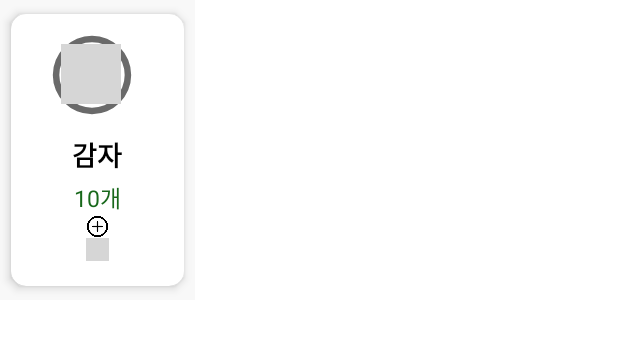
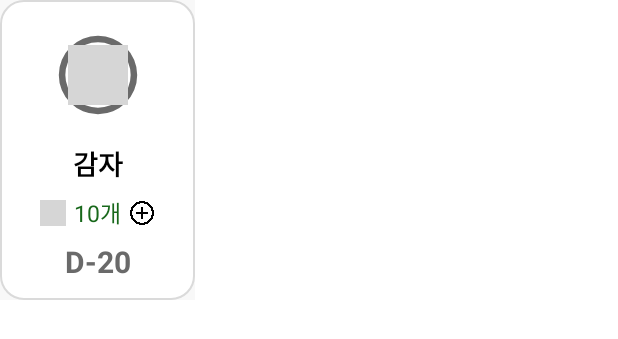
Before and after one commit to yeah-zzi/GitTest, an Android app: the layout fridge_recyclerview.xml on its own in the app's theme, with its tools: preview values and no code run, on a phone screen of 412 x 824 dp. Shown: the top 339 px of the screen. Run offline under Robolectric (Android 15) with nearby library versions, the phone set to English and light mode, and no system bars; grey boxes are pictures that could not be loaded.

Commit message:
냉장고 재료 수정

```diff
--- a/app/src/main/java/yeji/mjc/gittest/FoodSearch/FoodSearch.java
+++ b/app/src/main/java/yeji/mjc/gittest/FoodSearch/FoodSearch.java
@@ -227,8 +227,9 @@ public class FoodSearch extends Activity implements View.OnClickListener, Select
         havefoodDB.child(fb_food_name).child("food_name").setValue(fb_food_name);
         havefoodDB.child(fb_food_name).child("food_img").setValue(fb_food_img);
 
-
     }
 
 
+
+
 }
--- a/app/src/main/java/yeji/mjc/gittest/frige/FridgeAdapter.java
+++ b/app/src/main/java/yeji/mjc/gittest/frige/FridgeAdapter.java
@@ -3,12 +3,15 @@ package yeji.mjc.gittest.frige;
 import android.view.LayoutInflater;
 import android.view.View;
 import android.view.ViewGroup;
+import android.widget.TextView;
+import android.widget.Toast;
 
 import androidx.annotation.NonNull;
 import androidx.recyclerview.widget.RecyclerView;
 
 import java.util.ArrayList;
 
+import yeji.mjc.gittest.MainActivity;
 import yeji.mjc.gittest.R;
 
 public class FridgeAdapter extends RecyclerView.Adapter<Fridge_recycle_holder> {
@@ -31,6 +34,20 @@ public class FridgeAdapter extends RecyclerView.Adapter<Fridge_recycle_holder> {
         holder.food_name.setText(items.get(position).getFood_name());
         holder.food_count.setText(items.get(position).getFood_count());
         holder.food_date.setText(items.get(position).getFood_date());
+
+        holder.count_plus.setOnClickListener(new View.OnClickListener() {
+            @Override
+            public void onClick(View view) {
+
+            }
+        });
+
+        holder.count_minus.setOnClickListener(new View.OnClickListener() {
+            @Override
+            public void onClick(View view) {
+
+            }
+        });
     }
 
     @Override
--- a/app/src/main/java/yeji/mjc/gittest/frige/Fridge_recycle_holder.java
+++ b/app/src/main/java/yeji/mjc/gittest/frige/Fridge_recycle_holder.java
@@ -15,6 +15,8 @@ public class Fridge_recycle_holder extends RecyclerView.ViewHolder {
     TextView food_name;
     TextView food_count;
     TextView food_date;
+    ImageView count_plus;
+    ImageView count_minus;
 
     public Fridge_recycle_holder(@NonNull View itemView) {
         super(itemView);
@@ -23,6 +25,8 @@ public class Fridge_recycle_holder extends RecyclerView.ViewHolder {
         food_name = itemView.findViewById(R.id.food_name);
         food_count = itemView.findViewById(R.id.food_count);
         food_date = itemView.findViewById(R.id.food_date);
+        count_plus=itemView.findViewById(R.id.count_plus);
+        count_minus=itemView.findViewById(R.id.count_minus);
 
 
     }
--- a/app/src/main/java/yeji/mjc/gittest/frige/Frigesujin.java
+++ b/app/src/main/java/yeji/mjc/gittest/frige/Frigesujin.java
@@ -36,7 +36,7 @@ public class Frigesujin extends Fragment {
     public void onStart(){
         super.onStart();
 
-        for(int i=0;i<14;i++){
+        for(int i=0;i<2;i++){
             items.add(new Item(R.drawable.potato,"감자","20개","D-16"));
         }
 
--- /dev/null
+++ b/app/src/main/res/drawable/fridge_back_bar.xml
@@ -0,0 +1,10 @@
+<?xml version="1.0" encoding="utf-8"?>
+<shape xmlns:android="http://schemas.android.com/apk/res/android"
+    android:shape="rectangle" >
+    <solid android:color="@color/white" />
+    <corners
+        android:radius="15dp"/>
+    <stroke
+        android:width="1dp"
+        android:color="@color/line_color" />
+</shape>
--- a/app/src/main/res/layout/fridge_recyclerview.xml
+++ b/app/src/main/res/layout/fridge_recyclerview.xml
@@ -1,51 +1,53 @@
 <?xml version="1.0" encoding="utf-8"?>
-<LinearLayout xmlns:android="http://schemas.android.com/apk/res/android"
+<androidx.constraintlayout.widget.ConstraintLayout
+    xmlns:android="http://schemas.android.com/apk/res/android"
     xmlns:tools="http://schemas.android.com/tools"
     android:layout_width="130dp"
     android:layout_height="200dp"
     xmlns:app="http://schemas.android.com/apk/res-auto"
     android:background="@color/background_color">
 
-    <androidx.cardview.widget.CardView
-        android:id="@+id/cv_item_movie_parent"
+    <ImageView
+        android:id="@+id/back"
         android:layout_width="match_parent"
-        android:layout_height="wrap_content"
-        app:cardCornerRadius="10dp"
-        app:cardUseCompatPadding="true"
-        app:cardElevation="4dp"
-        tools:ignore="MissingConstraints">
+        android:layout_height="match_parent"
+        android:background="@drawable/fridge_back_bar"
+        android:adjustViewBounds="true"
+        android:scaleType="fitCenter"
+        app:layout_constraintTop_toTopOf="parent"
+        app:layout_constraintBottom_toBottomOf="parent"
+        app:layout_constraintLeft_toLeftOf="parent"
+        app:layout_constraintRight_toRightOf="parent"/>
+
 
     <ImageView
         android:id="@+id/food_img"
         android:layout_width="40dp"
         android:layout_height="40dp"
+        android:layout_marginTop="30dp"
         android:elevation="11dp"
         android:src="@drawable/potato"
-            android:layout_marginTop="20dp"
-            android:layout_marginLeft="33dp"
-            />
+        app:layout_constraintLeft_toLeftOf="@id/back"
+        app:layout_constraintRight_toRightOf="@id/back"
+        app:layout_constraintTop_toTopOf="@id/back"/>
 
     <ProgressBar
         android:id="@+id/progressbar"
         style="@style/Widget.AppCompat.ProgressBar.Horizontal"
         android:layout_width="65dp"
         android:layout_height="65dp"
-            android:layout_marginTop="8dp"
-            android:layout_marginLeft="21dp"
         android:elevation="10dp"
         android:indeterminate="false"
+        android:layout_marginTop="17dp"
         android:max="100"
         android:progressBackgroundTint="@color/gray"
         android:progressDrawable="@drawable/circle_progressbar"
-            android:progressTint="@color/green" />
-
-
-        <LinearLayout
-            android:layout_width="match_parent"
-            android:layout_height="match_parent"
-            android:layout_marginTop="80dp"
-            android:gravity="center"
-            android:orientation="vertical">
+        android:progressTint="@color/green"
+        tools:layout_editor_absoluteX="43dp"
+        tools:layout_editor_absoluteY="33dp"
+        app:layout_constraintLeft_toLeftOf="@id/back"
+        app:layout_constraintRight_toRightOf="@id/back"
+        app:layout_constraintTop_toTopOf="@id/back"/>
 
     <TextView
         android:id="@+id/food_name"
@@ -54,11 +56,12 @@
         android:text="감자"
         android:textSize="18dp"
         android:textColor="@color/black"
+        android:layout_marginTop="25dp"
         android:textStyle="bold"
         android:elevation="10dp"
         app:layout_constraintTop_toBottomOf="@+id/food_img"
-                app:layout_constraintLeft_toLeftOf="@+id/food_card"
-                app:layout_constraintRight_toRightOf="@id/food_card"/>
+        app:layout_constraintLeft_toLeftOf="@+id/back"
+        app:layout_constraintRight_toRightOf="@id/back"/>
 
 
             <TextView
@@ -69,29 +72,31 @@
                 android:textSize="15dp"
                 android:textColor="@color/green"
                 android:elevation="10dp"
-                android:layout_marginTop="3dp"
+                android:layout_marginTop="7dp"
                 app:layout_constraintTop_toBottomOf="@+id/food_name"
-                app:layout_constraintLeft_toLeftOf="@+id/food_card"
-                app:layout_constraintRight_toRightOf="@id/food_card"/>
+                app:layout_constraintLeft_toLeftOf="@+id/back"
+                app:layout_constraintRight_toRightOf="@id/back"/>
 
             <ImageView
                 android:id="@+id/count_plus"
-                android:layout_width="15dp"
-                android:layout_height="15dp"
+                android:layout_width="17dp"
+                android:layout_height="17dp"
                 android:adjustViewBounds="true"
                 android:scaleType="fitCenter"
                 android:src="@drawable/plus"
+                android:layout_marginLeft="5dp"
                 app:layout_constraintBottom_toBottomOf="@+id/food_count"
                 app:layout_constraintLeft_toRightOf="@+id/food_count"
                 app:layout_constraintTop_toTopOf="@+id/food_count" />
 
             <ImageView
                 android:id="@+id/count_minus"
-                android:layout_width="15dp"
-                android:layout_height="15dp"
+                android:layout_width="17dp"
+                android:layout_height="17dp"
                 android:src="@drawable/minus"
                 android:adjustViewBounds="true"
                 android:scaleType="fitCenter"
+                android:layout_marginRight="5dp"
                 app:layout_constraintTop_toTopOf="@+id/food_count"
                 app:layout_constraintBottom_toBottomOf="@+id/food_count"
                 app:layout_constraintRight_toLeftOf="@+id/food_count"/>
@@ -106,13 +111,12 @@
                 android:textColor="@color/gray"
                 android:textStyle="bold"
                 android:elevation="10dp"
-                android:layout_marginTop="3dp"
+                android:layout_marginTop="7dp"
                 android:layout_marginBottom="10dp"
                 app:layout_constraintTop_toBottomOf="@+id/food_count"
-                app:layout_constraintLeft_toLeftOf="@+id/food_card"
-                app:layout_constraintRight_toRightOf="@id/food_card"/>
+                app:layout_constraintLeft_toLeftOf="@+id/back"
+                app:layout_constraintRight_toRightOf="@id/back"/>
 
-        </LinearLayout>
 
-    </androidx.cardview.widget.CardView>
-</LinearLayout>
+
+</androidx.constraintlayout.widget.ConstraintLayout>
--- a/app/src/main/res/layout/startpage.xml
+++ b/app/src/main/res/layout/startpage.xml
@@ -6,16 +6,16 @@
     android:background="#FADA80">
 
     <ImageView
+        android:id="@+id/imageview"
         android:layout_width="98dp"
         android:layout_height="98dp"
-        android:id="@+id/imageview"
+        android:src="@drawable/start_frige"
         app:layout_constraintBottom_toBottomOf="parent"
-        app:layout_constraintHorizontal_bias="0.498"
+        app:layout_constraintHorizontal_bias="0.504"
         app:layout_constraintLeft_toLeftOf="parent"
         app:layout_constraintRight_toRightOf="parent"
         app:layout_constraintTop_toTopOf="parent"
-        app:layout_constraintVertical_bias="0.303"
-        android:src="@drawable/start_frige"/>
+        app:layout_constraintVertical_bias="0.241" />
 
     <TextView
         android:layout_width="wrap_content"
@@ -49,14 +49,15 @@
         app:layout_constraintTop_toBottomOf="@+id/starttxt"
         app:layout_constraintLeft_toLeftOf="parent"
         app:layout_constraintRight_toRightOf="parent"
-        android:layout_marginTop="30dp" />
+        android:layout_marginTop="40dp" />
 
     <Button
         android:id="@+id/start"
         android:layout_width="100dp"
         android:layout_height="50dp"
-        android:layout_marginTop="20dp"
+        android:layout_marginTop="35dp"
         android:text="메인화면"
+        android:textColor="@color/black"
         app:layout_constraintTop_toBottomOf="@+id/loginButton"
         app:layout_constraintLeft_toLeftOf="parent"
         app:layout_constraintRight_toRightOf="parent"/>
@@ -65,8 +66,9 @@
         android:id="@+id/start2"
         android:layout_width="100dp"
         android:layout_height="50dp"
-        android:layout_marginTop="20dp"
+        android:layout_marginTop="10dp"
         android:text="회원가입"
+        android:textColor="@color/black"
         app:layout_constraintTop_toBottomOf="@+id/start"
         app:layout_constraintLeft_toLeftOf="parent"
         app:layout_constraintRight_toRightOf="parent"/>
```
Lines whose indentation alone changed are shown as unchanged.
